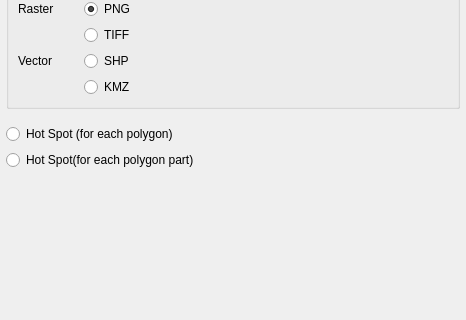
The window that geosys/ui/templates/geosys_dockwidget_base.ui (earthdaily/qgis-plugin) describes before a commit, drawn with Qt 5; both pictures show x 0 to 466 and y 222 to 542 of the 466 by 657 pixel window.
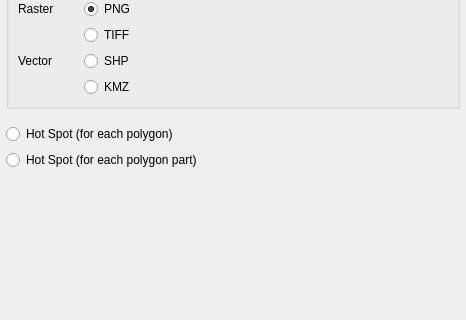
The same window after the commit.

Commit message: load both hotspot and segment layers when user requests

The edit to the form file:
```diff
--- a/geosys/ui/templates/geosys_dockwidget_base.ui
+++ b/geosys/ui/templates/geosys_dockwidget_base.ui
@@ -513,7 +513,7 @@
            <item>
             <widget class="QRadioButton" name="hotspot_polygon_part_form">
              <property name="text">
-              <string>Hot Spot(for each polygon part)</string>
+              <string>Hot Spot (for each polygon part)</string>
              </property>
             </widget>
            </item>
```
The commit also changes 2 other files.
